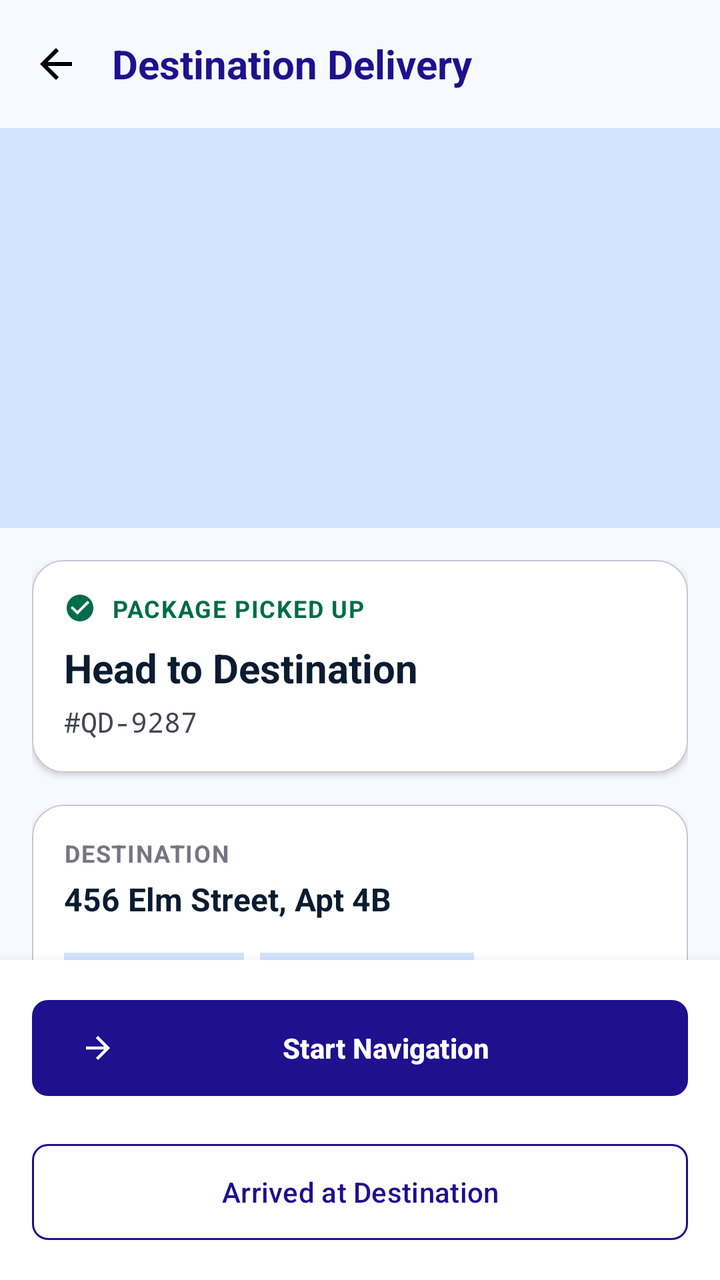
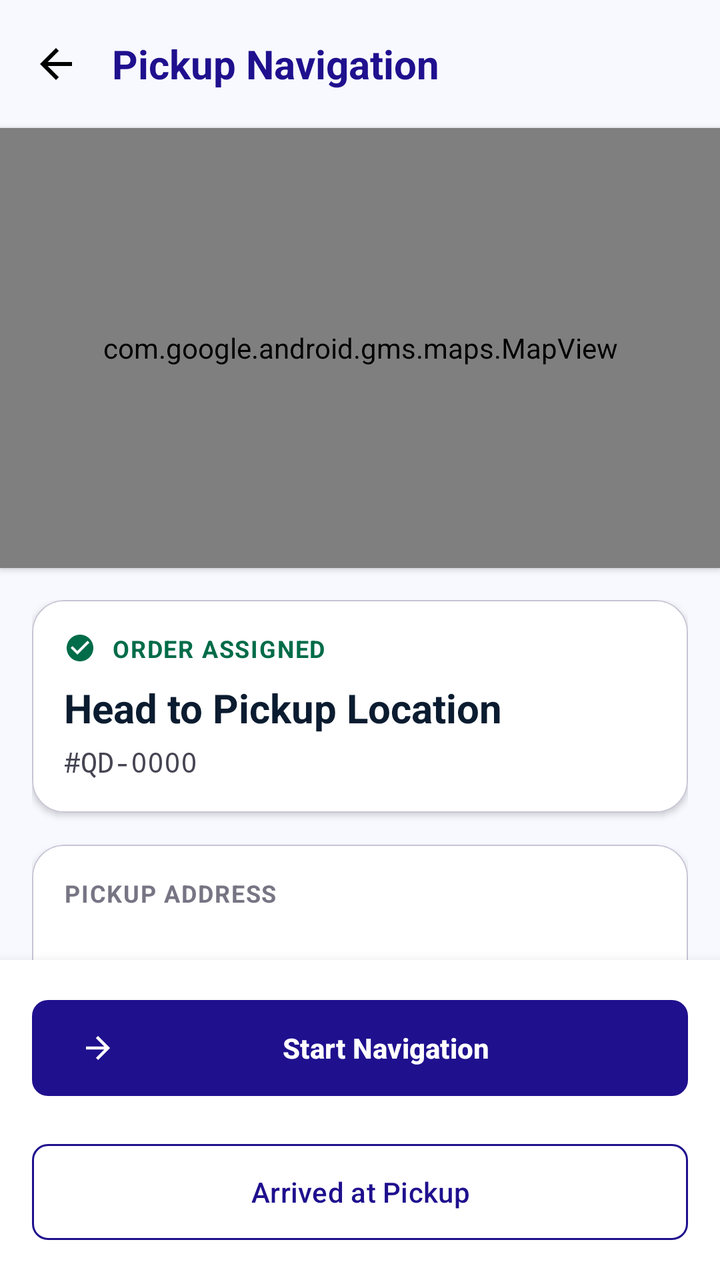

The first picture is an Android layout as it rendered before a commit; the second is the same layout after the commit. The layout source and the unified diff follow.
<!-- AndroidManifest.xml: application theme Theme.Quick_Drop -->
<!-- res/layout/fragment_destination_delivery.xml -->
<?xml version="1.0" encoding="utf-8"?>
<androidx.constraintlayout.widget.ConstraintLayout xmlns:android="http://schemas.android.com/apk/res/android"
    xmlns:app="http://schemas.android.com/apk/res-auto"
    xmlns:tools="http://schemas.android.com/tools"
    android:layout_width="match_parent"
    android:layout_height="match_parent"
    android:background="@color/vf_background">

    <com.google.android.material.appbar.AppBarLayout
        android:id="@+id/appBar"
        android:layout_width="match_parent"
        android:layout_height="wrap_content"
        android:background="@color/vf_background"
        app:elevation="0dp"
        app:layout_constraintTop_toTopOf="parent">

        <androidx.appcompat.widget.Toolbar
            android:id="@+id/toolbar"
            android:layout_width="match_parent"
            android:layout_height="?attr/actionBarSize"
            app:navigationIcon="@drawable/ic_arrow_back"
            app:navigationIconTint="@color/vf_on_background">

            <TextView
                style="@style/Stitch.Typography.TitleLarge"
                android:layout_width="wrap_content"
                android:layout_height="wrap_content"
                android:text="Destination Delivery"
                android:textColor="@color/vf_primary" />
        </androidx.appcompat.widget.Toolbar>
    </com.google.android.material.appbar.AppBarLayout>

    <View
        android:id="@+id/mapPlaceholder"
        android:layout_width="match_parent"
        android:layout_height="200dp"
        android:background="@color/vf_surface_variant"
        app:layout_constraintTop_toBottomOf="@id/appBar" />

    <androidx.core.widget.NestedScrollView
        android:layout_width="match_parent"
        android:layout_height="0dp"
        android:fillViewport="true"
        android:clipToPadding="false"
        app:layout_behavior="@string/appbar_scrolling_view_behavior"
        app:layout_constraintBottom_toTopOf="@id/bottomActions"
        app:layout_constraintTop_toBottomOf="@id/mapPlaceholder">

        <LinearLayout
            android:layout_width="match_parent"
            android:layout_height="wrap_content"
            android:orientation="vertical"
            android:padding="@dimen/stitch_margin_mobile"
            android:paddingBottom="160dp">

            <com.google.android.material.card.MaterialCardView
                style="@style/Stitch.Card.Level1"
                android:layout_width="match_parent"
                android:layout_height="wrap_content">

                <LinearLayout
                    android:layout_width="match_parent"
                    android:layout_height="wrap_content"
                    android:orientation="vertical"
                    android:padding="@dimen/stitch_md">

                    <LinearLayout
                        android:layout_width="match_parent"
                        android:layout_height="wrap_content"
                        android:gravity="center_vertical"
                        android:orientation="horizontal">
                        <ImageView
                            android:layout_width="16dp"
                            android:layout_height="16dp"
                            app:srcCompat="@drawable/ic_check_circle"
                            app:tint="@color/vf_secondary" />
                        <TextView
                            style="@style/Stitch.Typography.LabelMedium"
                            android:layout_width="wrap_content"
                            android:layout_height="wrap_content"
                            android:layout_marginStart="@dimen/stitch_sm"
                            android:text="PACKAGE PICKED UP"
                            android:textColor="@color/vf_secondary" />
                    </LinearLayout>

                    <TextView
                        style="@style/Stitch.Typography.TitleLarge"
                        android:layout_width="wrap_content"
                        android:layout_height="wrap_content"
                        android:layout_marginTop="@dimen/stitch_sm"
                        android:text="Head to Destination" />

                    <TextView
                        style="@style/Stitch.Typography.CodeMono"
                        android:layout_width="wrap_content"
                        android:layout_height="wrap_content"
                        android:layout_marginTop="@dimen/stitch_xs"
                        android:text="#QD-9287"
                        android:textColor="@color/vf_on_surface_variant" />
                </LinearLayout>
            </com.google.android.material.card.MaterialCardView>

            <com.google.android.material.card.MaterialCardView
                style="@style/Stitch.Card.Level1"
                android:layout_width="match_parent"
                android:layout_height="wrap_content"
                android:layout_marginTop="@dimen/stitch_md">

                <LinearLayout
                    android:layout_width="match_parent"
                    android:layout_height="wrap_content"
                    android:orientation="vertical"
                    android:padding="@dimen/stitch_md">

                    <TextView
                        style="@style/Stitch.Typography.LabelMedium"
                        android:layout_width="wrap_content"
                        android:layout_height="wrap_content"
                        android:text="DESTINATION" />

                    <TextView
                        style="@style/Stitch.Typography.BodyLarge"
                        android:layout_width="wrap_content"
                        android:layout_height="wrap_content"
                        android:layout_marginTop="@dimen/stitch_xs"
                        android:text="456 Elm Street, Apt 4B"
                        android:textStyle="bold"
                        android:textColor="@color/vf_on_surface" />

                    <LinearLayout
                        android:layout_width="match_parent"
                        android:layout_height="wrap_content"
                        android:layout_marginTop="@dimen/stitch_md"
                        android:orientation="horizontal">
                        <TextView
                            style="@style/Stitch.Typography.LabelMedium"
                            android:layout_width="wrap_content"
                            android:layout_height="wrap_content"
                            android:background="@color/vf_surface_variant"
                            android:paddingHorizontal="@dimen/stitch_sm"
                            android:paddingVertical="@dimen/stitch_xs"
                            android:text="1.6 km away"
                            android:textColor="@color/vf_primary"
                            android:textAllCaps="false" />
                        <TextView
                            style="@style/Stitch.Typography.LabelMedium"
                            android:layout_width="wrap_content"
                            android:layout_height="wrap_content"
                            android:layout_marginStart="@dimen/stitch_sm"
                            android:background="@color/vf_surface_variant"
                            android:paddingHorizontal="@dimen/stitch_sm"
                            android:paddingVertical="@dimen/stitch_xs"
                            android:text="~11 min arrival"
                            android:textColor="@color/vf_primary"
                            android:textAllCaps="false" />
                    </LinearLayout>
                </LinearLayout>
            </com.google.android.material.card.MaterialCardView>

        </LinearLayout>
    </androidx.core.widget.NestedScrollView>

    <LinearLayout
        android:id="@+id/bottomActions"
        android:layout_width="match_parent"
        android:layout_height="wrap_content"
        android:orientation="vertical"
        android:padding="@dimen/stitch_margin_mobile"
        android:background="@color/white"
        android:elevation="8dp"
        app:layout_constraintBottom_toBottomOf="parent">

        <com.google.android.material.button.MaterialButton
            android:id="@+id/btnNavigate"
            style="@style/Stitch.Button.Primary"
            android:layout_width="match_parent"
            android:text="Start Navigation"
            app:icon="@drawable/ic_arrow_forward" />

        <com.google.android.material.button.MaterialButton
            android:id="@+id/btnArrived"
            style="@style/Stitch.Button.Secondary"
            android:layout_width="match_parent"
            android:layout_marginTop="@dimen/stitch_md"
            android:text="Arrived at Destination" />
    </LinearLayout>

</androidx.constraintlayout.widget.ConstraintLayout>
<!-- resources referenced by this layout -->
<resources>
  <color name="vf_background">#f8f9ff</color>
  <color name="vf_on_background">#0b1c30</color>
  <color name="vf_on_surface">#0b1c30</color>
  <color name="vf_on_surface_variant">#464553</color>
  <color name="vf_primary">#1f108e</color>
  <color name="vf_secondary">#006c49</color>
  <color name="vf_surface_variant">#d3e4fe</color>
  <color name="white">#ffffff</color>
  <dimen name="stitch_margin_mobile">16dp</dimen>
  <dimen name="stitch_md">16dp</dimen>
  <dimen name="stitch_sm">8dp</dimen>
  <dimen name="stitch_xs">4dp</dimen>
  <!-- drawable ic_arrow_back (drawable) -->
  <vector xmlns:android="http://schemas.android.com/apk/res/android"
      android:width="24dp"
      android:height="24dp"
      android:viewportWidth="24"
      android:viewportHeight="24">
    <path
        android:fillColor="#000000"
        android:pathData="M20,11H7.83l5.59,-5.59L12,4l-8,8 8,8 1.41,-1.41L7.83,13H20v-2z"/>
  </vector>
  <!-- drawable ic_arrow_forward (drawable) -->
  <vector xmlns:android="http://schemas.android.com/apk/res/android"
      android:width="24dp"
      android:height="24dp"
      android:viewportWidth="24"
      android:viewportHeight="24">
    <path
        android:fillColor="#ffffff"
        android:pathData="M12,4l-1.41,1.41L16.17,11H4v2h12.17l-5.58,5.59L12,20l8,-8z"/>
  </vector>
  <style name="Stitch.Card.Level1" parent="Widget.Material3.CardView.Elevated">
          <item name="cardBackgroundColor">@color/vf_surface_container_lowest</item>
          <item name="cardCornerRadius">@dimen/stitch_rounded_lg</item>
          <item name="cardElevation">2dp</item>
          <item name="strokeColor">@color/vf_outline_variant</item>
          <item name="strokeWidth">0.5dp</item>
      </style>
  <style name="Stitch.Typography.BodyLarge">
          <item name="android:textSize">16sp</item>
          <item name="android:textColor">#222222</item>
          <item name="android:textColorHint">#777777</item>
      </style>
  <style name="Stitch.Typography.CodeMono">
          <item name="android:textSize">14sp</item>
          <item name="android:fontFamily">monospace</item>
          <item name="android:textColor">@color/vf_primary</item>
      </style>
  <style name="Stitch.Typography.LabelMedium">
          <item name="android:textSize">12sp</item>
          <item name="android:textStyle">bold</item>
          <item name="android:textAllCaps">true</item>
          <item name="android:textColor">@color/vf_outline</item>
          <item name="android:letterSpacing">0.05</item>
      </style>
  <style name="Stitch.Typography.TitleLarge">
          <item name="android:textSize">20sp</item>
          <item name="android:textStyle">bold</item>
          <item name="android:textColor">@color/vf_on_background</item>
      </style>
  <style name="Theme.Quick_Drop" parent="Base.Theme.Quick_Drop" />
  <color name="vf_on_primary">#ffffff</color>
  <dimen name="stitch_rounded_default">8dp</dimen>
  <color name="vf_surface_container_lowest">#ffffff</color>
  <dimen name="stitch_rounded_lg">16dp</dimen>
  <color name="vf_outline_variant">#c8c4d5</color>
  <color name="vf_outline">#777584</color>
  <color name="vf_primary_container">#3730a3</color>
  <color name="vf_on_primary_container">#a9a7ff</color>
  <color name="vf_on_secondary">#ffffff</color>
  <color name="vf_secondary_container">#6cf8bb</color>
  <color name="vf_on_secondary_container">#00714d</color>
  <color name="vf_tertiary">#422700</color>
  <color name="vf_on_tertiary">#ffffff</color>
  <color name="vf_tertiary_container">#603b00</color>
  <color name="vf_on_tertiary_container">#f49d09</color>
  <color name="vf_surface">#f8f9ff</color>
  <color name="vf_error">#ba1a1a</color>
  <color name="vf_on_error">#ffffff</color>
  <style name="Widget.QuickDrop.EditText" parent="Widget.AppCompat.EditText">
          <item name="android:textColor">#222222</item>
          <item name="android:textColorHint">#777777</item>
      </style>
  <!-- unchanged entries left out for length: 4 -->
</resources>

<!-- the commit's change to res/layout/fragment_destination_delivery.xml (unified diff, before → after) -->
@@ -25,17 +25,26 @@
                 style="@style/Stitch.Typography.TitleLarge"
                 android:layout_width="wrap_content"
                 android:layout_height="wrap_content"
-                android:text="Destination Delivery"
+                android:text="Pickup Navigation"
                 android:textColor="@color/vf_primary" />
         </androidx.appcompat.widget.Toolbar>
     </com.google.android.material.appbar.AppBarLayout>
 
-    <View
-        android:id="@+id/mapPlaceholder"
-        android:layout_width="match_parent"
-        android:layout_height="200dp"
-        android:background="@color/vf_surface_variant"
-        app:layout_constraintTop_toBottomOf="@id/appBar" />
+    
+    <com.google.android.material.card.MaterialCardView
+        android:id="@+id/cvMapContainer"
+        style="@style/Stitch.Card.Level1"
+        android:layout_width="match_parent"
+        android:layout_height="220dp"
+        app:cardCornerRadius="0dp"
+        app:strokeWidth="0dp"
+        app:layout_constraintTop_toBottomOf="@id/appBar">
+
+        <com.google.android.gms.maps.MapView
+            android:id="@+id/mapViewDest"
+            android:layout_width="match_parent"
+            android:layout_height="match_parent" />
+    </com.google.android.material.card.MaterialCardView>
 
     <androidx.core.widget.NestedScrollView
         android:layout_width="match_parent"
@@ -44,7 +53,7 @@
         android:clipToPadding="false"
         app:layout_behavior="@string/appbar_scrolling_view_behavior"
         app:layout_constraintBottom_toTopOf="@id/bottomActions"
-        app:layout_constraintTop_toBottomOf="@id/mapPlaceholder">
+        app:layout_constraintTop_toBottomOf="@id/cvMapContainer">
 
         <LinearLayout
             android:layout_width="match_parent"
@@ -73,13 +82,14 @@
                             android:layout_width="16dp"
                             android:layout_height="16dp"
                             app:srcCompat="@drawable/ic_check_circle"
-                            app:tint="@color/vf_secondary" />
+                            app:tint="@color/vf_secondary"
+                            android:contentDescription="Status Icon" />
                         <TextView
                             style="@style/Stitch.Typography.LabelMedium"
                             android:layout_width="wrap_content"
                             android:layout_height="wrap_content"
                             android:layout_marginStart="@dimen/stitch_sm"
-                            android:text="PACKAGE PICKED UP"
+                            android:text="ORDER ASSIGNED"
                             android:textColor="@color/vf_secondary" />
                     </LinearLayout>
 
@@ -88,14 +98,15 @@
                         android:layout_width="wrap_content"
                         android:layout_height="wrap_content"
                         android:layout_marginTop="@dimen/stitch_sm"
-                        android:text="Head to Destination" />
-
-                    <TextView
+                        android:text="Head to Pickup Location" />
+
+                    <TextView
+                        android:id="@+id/tvOrderID"
                         style="@style/Stitch.Typography.CodeMono"
                         android:layout_width="wrap_content"
                         android:layout_height="wrap_content"
                         android:layout_marginTop="@dimen/stitch_xs"
-                        android:text="#QD-9287"
+                        android:text="#QD-0000"
                         android:textColor="@color/vf_on_surface_variant" />
                 </LinearLayout>
             </com.google.android.material.card.MaterialCardView>
@@ -116,14 +127,15 @@
                         style="@style/Stitch.Typography.LabelMedium"
                         android:layout_width="wrap_content"
                         android:layout_height="wrap_content"
-                        android:text="DESTINATION" />
-
-                    <TextView
+                        android:text="PICKUP ADDRESS" />
+
+                    <TextView
+                        android:id="@+id/tvPickupAddress"
                         style="@style/Stitch.Typography.BodyLarge"
                         android:layout_width="wrap_content"
                         android:layout_height="wrap_content"
                         android:layout_marginTop="@dimen/stitch_xs"
-                        android:text="456 Elm Street, Apt 4B"
+                        android:text=""
                         android:textStyle="bold"
                         android:textColor="@color/vf_on_surface" />
 
@@ -133,13 +145,14 @@
                         android:layout_marginTop="@dimen/stitch_md"
                         android:orientation="horizontal">
                         <TextView
+                            android:id="@+id/tvDistanceAway"
                             style="@style/Stitch.Typography.LabelMedium"
                             android:layout_width="wrap_content"
                             android:layout_height="wrap_content"
                             android:background="@color/vf_surface_variant"
                             android:paddingHorizontal="@dimen/stitch_sm"
                             android:paddingVertical="@dimen/stitch_xs"
-                            android:text="1.6 km away"
+                            android:text="0.0 km away"
                             android:textColor="@color/vf_primary"
                             android:textAllCaps="false" />
                         <TextView
@@ -150,7 +163,7 @@
                             android:background="@color/vf_surface_variant"
                             android:paddingHorizontal="@dimen/stitch_sm"
                             android:paddingVertical="@dimen/stitch_xs"
-                            android:text="~11 min arrival"
+                            android:text="~10 min arrival"
                             android:textColor="@color/vf_primary"
                             android:textAllCaps="false" />
                     </LinearLayout>
@@ -182,7 +195,7 @@
             style="@style/Stitch.Button.Secondary"
             android:layout_width="match_parent"
             android:layout_marginTop="@dimen/stitch_md"
-            android:text="Arrived at Destination" />
+            android:text="Arrived at Pickup" />
     </LinearLayout>
 
 </androidx.constraintlayout.widget.ConstraintLayout>
